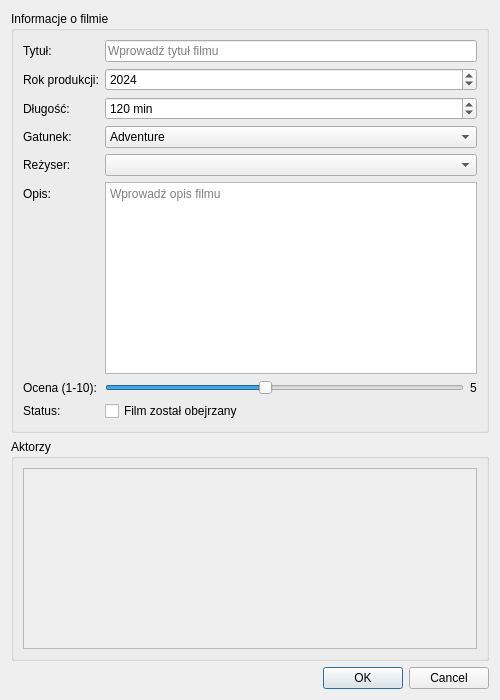
Above: FilmManager/modifymoviedialog.ui from Zachaly/Jipp_Projekt_ZS_NS before the change. Below: the same form after it.
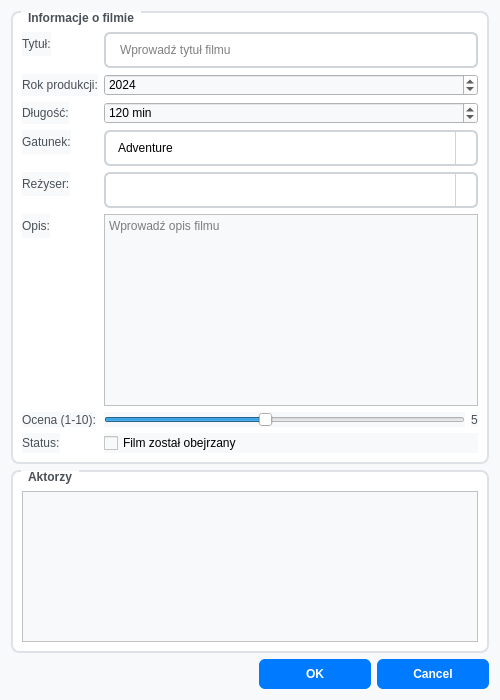
That is the form after the change. Icons and pictures are not drawn.

```diff
--- a/FilmManager/modifymoviedialog.ui
+++ b/FilmManager/modifymoviedialog.ui
@@ -13,6 +13,126 @@
   <property name="windowTitle">
    <string>Modyfikuj film</string>
   </property>
+  <property name="styleSheet">
+   <string notr="true">QWidget {
+    background-color: #f8f9fa;
+    font-family: 'Segoe UI', Arial, sans-serif;
+}
+
+QGroupBox {
+    font-weight: bold;
+    border: 2px solid #dee2e6;
+    border-radius: 8px;
+    margin-top: 1ex;
+    padding-top: 10px;
+    background-color: white;
+}
+
+QGroupBox::title {
+    subcontrol-origin: margin;
+    left: 10px;
+    padding: 0 5px 0 5px;
+    color: #495057;
+}
+
+QPushButton {
+    background-color: #007bff;
+    color: white;
+    border: none;
+    padding: 8px 16px;
+    border-radius: 6px;
+    font-weight: bold;
+    min-width: 80px;
+}
+
+QPushButton:hover {
+    background-color: #0056b3;
+}
+
+QPushButton:pressed {
+    background-color: #004085;
+}
+
+QPushButton:disabled {
+    background-color: #6c757d;
+    color: #adb5bd;
+}
+
+QLineEdit {
+    border: 2px solid #ced4da;
+    border-radius: 6px;
+    padding: 8px 12px;
+    background-color: white;
+    selection-background-color: #007bff;
+}
+
+QLineEdit:focus {
+    border-color: #007bff;
+    outline: none;
+}
+
+QComboBox {
+    border: 2px solid #ced4da;
+    border-radius: 6px;
+    padding: 8px 12px;
+    background-color: white;
+    min-width: 120px;
+}
+
+QComboBox:focus {
+    border-color: #007bff;
+}
+
+QComboBox::drop-down {
+    subcontrol-origin: padding;
+    subcontrol-position: top right;
+    width: 20px;
+    border-left-width: 1px;
+    border-left-color: #ced4da;
+    border-left-style: solid;
+    border-top-right-radius: 6px;
+    border-bottom-right-radius: 6px;
+}
+
+QComboBox::down-arrow {
+    image: url(:/icons/arrow-down.png);
+    width: 12px;
+    height: 12px;
+}
+
+QRadioButton {
+    spacing: 8px;
+    color: #495057;
+    font-weight: normal;
+}
+
+QRadioButton::indicator {
+    width: 18px;
+    height: 18px;
+}
+
+QRadioButton::indicator:unchecked {
+    border: 2px solid #ced4da;
+    border-radius: 9px;
+    background-color: white;
+}
+
+QRadioButton::indicator:checked {
+    border: 2px solid #007bff;
+    border-radius: 9px;
+    background-color: #007bff;
+}
+
+QRadioButton::indicator:checked:hover {
+    background-color: #0056b3;
+    border-color: #0056b3;
+}
+
+QLabel {
+    color: #495057;
+    font-weight: normal;
+}</string>
+  </property>
   <property name="modal">
    <bool>true</bool>
   </property>
@@ -232,6 +352,14 @@
          <bool>true</bool>
         </property>
         <widget class="QWidget" name="scrollAreaWidgetContents">
+         <property name="geometry">
+          <rect>
+           <x>0</x>
+           <y>0</y>
+           <width>450</width>
+           <height>148</height>
+          </rect>
+         </property>
          <layout class="QVBoxLayout" name="actorsLayout"/>
         </widget>
        </widget>
```
Left out of the diff: 23 changed lines with no effect on the pictures.
